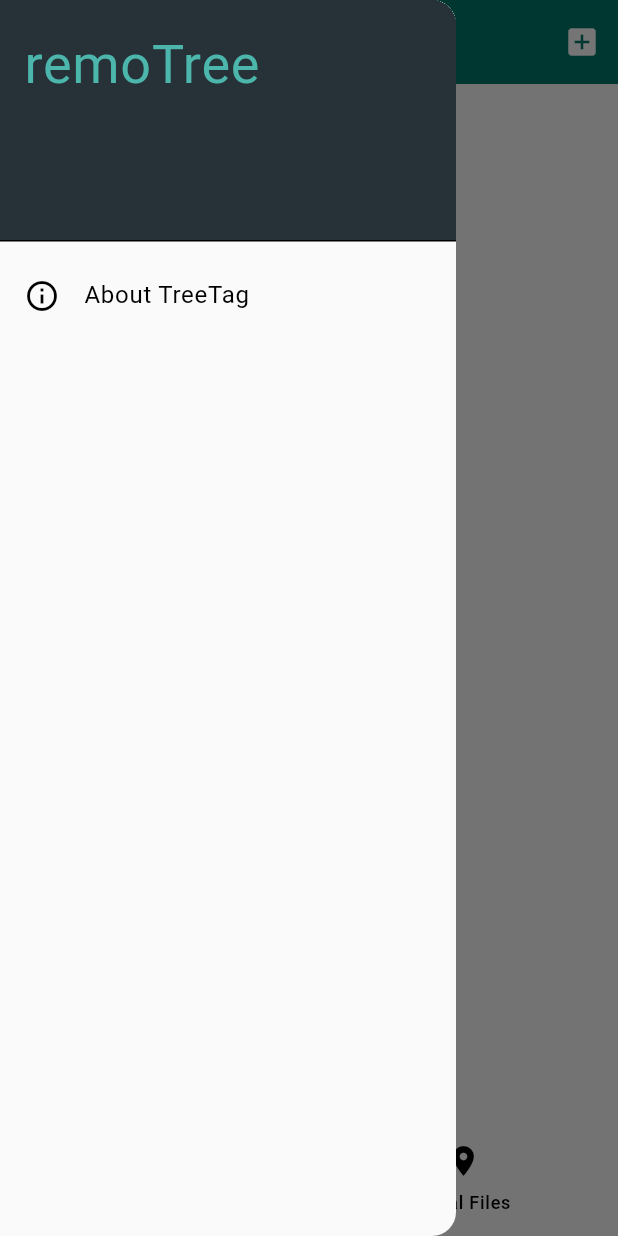
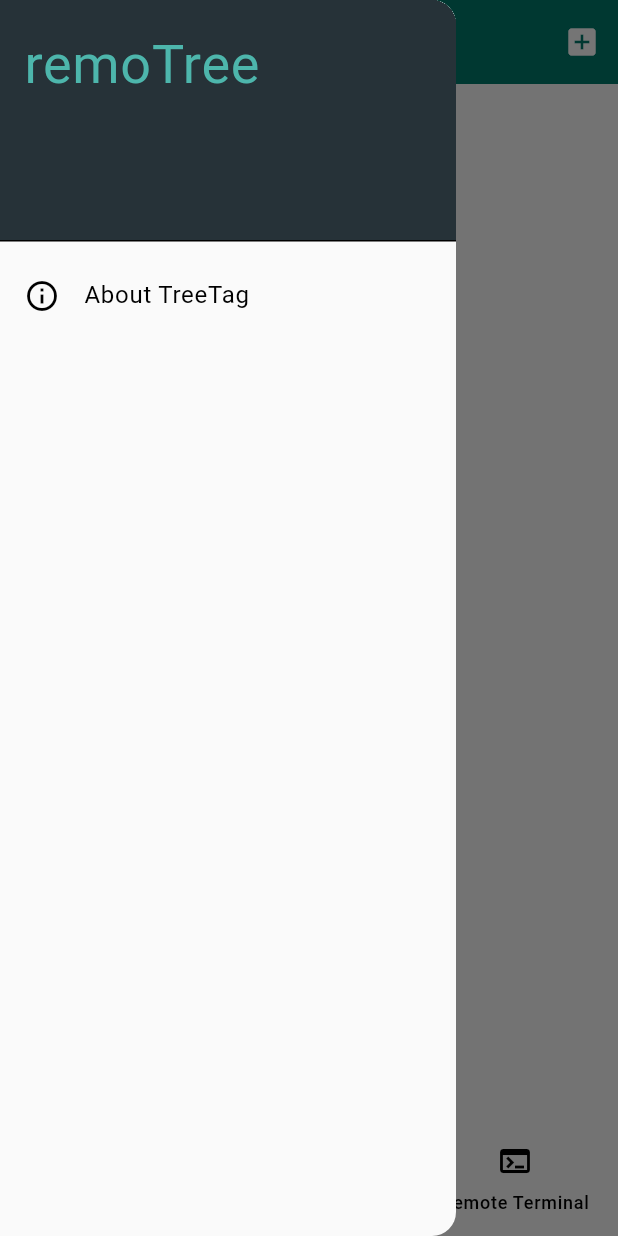
Before and after one commit to doug-101/remoTree, a Flutter app: the screen it shows after launch, in the side drawer, after a tap on the "menu" icon, on a phone screen of 412 x 824 dp. Run offline on Flutter 3.47's test engine with Material 3 defaults, Android fonts, the phone set to English and light mode, and no system bars; our stand-ins replace package_info_plus, shared_preferences; missing offline and left inert: dartssh2.

Commit message:
add nested file transfer, deleting, and refresh

```diff
--- a/lib/gui/frame_view.dart
+++ b/lib/gui/frame_view.dart
@@ -10,6 +10,8 @@ import 'tree_view.dart';
 import '../model/file_interface.dart';
 import '../model/file_item.dart';
 
+enum ViewType { localFiles, remoteFiles, terminal }
+
 /// The framework view that shows a bottom nav bar.
 class FrameView extends StatefulWidget {
   FrameView({super.key});
@@ -19,7 +21,7 @@ class FrameView extends StatefulWidget {
 }
 
 class _FrameViewState extends State<FrameView> {
-  var remoteShown = true;
+  var _tabShown = ViewType.remoteFiles;
 
   @override
   Widget build(BuildContext context) {
@@ -51,27 +53,32 @@ class _FrameViewState extends State<FrameView> {
         ),
       ),
       bottomNavigationBar: NavigationBar(
-        selectedIndex: remoteShown ? 0 : 1,
+        selectedIndex: _tabShown.index,
         onDestinationSelected: (int index) {
           setState(() {
-            remoteShown = index == 0;
+            _tabShown = ViewType.values[index];
           });
         },
         destinations: const <NavigationDestination>[
           NavigationDestination(
-            icon: Icon(Icons.network_wifi_3_bar),
+            icon: const Icon(Icons.location_on),
+            label: 'Local Files',
+          ),
+          NavigationDestination(
+            icon: const Icon(Icons.network_wifi_3_bar),
             label: 'Remote Files',
           ),
           NavigationDestination(
-            icon: Icon(Icons.location_on),
-            label: 'Local Files',
+            icon: const Icon(Icons.terminal),
+            label: 'Remote Terminal',
           ),
         ],
       ),
       body: IndexedStack(
-        index: remoteShown ? 0 : 1,
+        index: _tabShown.index,
         sizing: StackFit.passthrough,
         children: <Widget>[
+          TreeView<LocalInterface>(),
           // A nested navigator to manage views for the remote tab view.
           Navigator(
             onGenerateRoute: (RouteSettings settings) {
@@ -90,7 +97,24 @@ class _FrameViewState extends State<FrameView> {
               );
             },
           ),
-          TreeView<LocalInterface>(),
+          // A nested navigator to manage views for the terminal view.
+          Navigator(
+            onGenerateRoute: (RouteSettings settings) {
+              return MaterialPageRoute(
+                settings: settings,
+                builder: (BuildContext context) {
+                  switch (settings.name) {
+                    case '/':
+                      return HostSelect();
+                    case '/rem_tree':
+                      return TreeView<RemoteInterface>();
+                    default:
+                      return HostSelect();
+                  }
+                },
+              );
+            },
+          ),
         ],
       ),
     );
--- a/lib/gui/tree_view.dart
+++ b/lib/gui/tree_view.dart
@@ -23,6 +23,7 @@ class TreeView<T extends FileInterface> extends StatefulWidget {
 
 class _TreeViewState<T extends FileInterface> extends State<TreeView<T>> {
   final selectedItems = <FileItem>[];
+  var hideDotFiles = true;
   static final copyItems = <FileItem>[];
   static FileInterface? copyFromModel;
 
@@ -40,7 +41,7 @@ class _TreeViewState<T extends FileInterface> extends State<TreeView<T>> {
                   : copyItems.isEmpty
                       ? 'remoTree - ${selectedItems.length} selected'
                       : 'remoTree - ${selectedItems.length} selected / '
-                          '${copyItems.length} copied',
+                          '${copyItems.length} to copy',
             ),
             leading: selectedItems.isEmpty && copyItems.isEmpty
                 ? IconButton(
@@ -106,7 +107,11 @@ class _TreeViewState<T extends FileInterface> extends State<TreeView<T>> {
                   // Delete command.
                   icon: const Icon(Icons.delete_outline),
                   tooltip: 'Delete Selected Items',
-                  onPressed: () {},
+                  onPressed: () {
+                    final selItems = List.of(selectedItems);
+                    selectedItems.clear();
+                    model.deleteItems(selItems);
+                  },
                 ),
               ],
               if (selectedItems.length == 1 &&
@@ -121,10 +126,31 @@ class _TreeViewState<T extends FileInterface> extends State<TreeView<T>> {
                     final destination = selectedItems.first;
                     selectedItems.clear();
                     copyItems.clear();
-                    model.copyFiles(copyFromModel!, copyItemsTmp, destination);
+                    model.copyFileOperation(
+                        copyFromModel!, copyItemsTmp, destination);
                   },
                 ),
               if (selectedItems.isEmpty && copyItems.isEmpty) ...[
+                IconButton(
+                  // Refresh command.
+                  icon: const Icon(Icons.refresh),
+                  tooltip: 'Refresh Files',
+                  onPressed: () {
+                    model.refreshFiles();
+                  },
+                ),
+                IconButton(
+                  // Show hidden files.
+                  icon: Icon(hideDotFiles
+                      ? Icons.visibility_outlined
+                      : Icons.visibility_off_outlined),
+                  tooltip: 'Toggle Show Hidden Files',
+                  onPressed: () {
+                    setState(() {
+                      hideDotFiles = !hideDotFiles;
+                    });
+                  },
+                ),
                 IconButton(
                   // Sort rule command.
                   icon: const Icon(Icons.sort),
@@ -138,12 +164,6 @@ class _TreeViewState<T extends FileInterface> extends State<TreeView<T>> {
                       model.changeSortRule(newSortRule);
                     }
                   },
-                ),
-                IconButton(
-                  // Terminal command.
-                  icon: const Icon(Icons.terminal),
-                  tooltip: 'Open a terminal window',
-                  onPressed: () {},
                 ),
                 if (model is RemoteInterface)
                   IconButton(
@@ -225,7 +245,7 @@ class _TreeViewState<T extends FileInterface> extends State<TreeView<T>> {
     for (var root in model.rootItems) {
       for (var item in openItemGenerator(
         root,
-        showDotFiles: prefs.getBool('show_dot_files') ?? false,
+        hideDotFiles: hideDotFiles,
       )) {
         final isItemSelected = selectedItems.contains(item);
         final dateString = DateTime.now().difference(item.modTime).inDays < 183
```
Also changed, not shown: lib/model/file_interface.dart (+168 -40 lines), lib/model/file_item.dart (+10 -16 lines).
